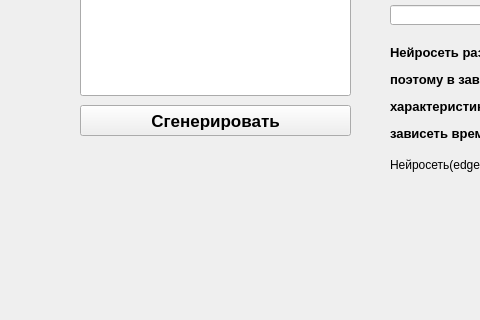
First picture: the form in mainWindows/Interface/ai_studio.ui, repository Roman4404/spanel, before the edit; both pictures show x 0 to 480 and y 185 to 505 of the 800 by 600 pixel window.
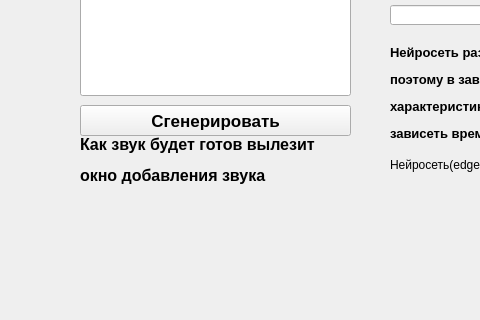
Second picture: the form after the edit.

Commit message: Add ai studio and fix key ui

```diff
--- a/mainWindows/Interface/ai_studio.ui
+++ b/mainWindows/Interface/ai_studio.ui
@@ -173,6 +173,19 @@
      <string>&lt;html&gt;&lt;head/&gt;&lt;body&gt;&lt;p&gt;Нейросеть(edge-tts):&lt;a href=&quot;https://github.com/rany2/edge-tts?tab=readme-ov-file&quot;&gt;&lt;span style=&quot; text-decoration: underline; color:#0000ff;&quot;&gt;Ссылка на GitHub&lt;/span&gt;&lt;/a&gt;&lt;/p&gt;&lt;/body&gt;&lt;/html&gt;</string>
     </property>
    </widget>
+   <widget class="QLabel" name="label_4">
+    <property name="geometry">
+     <rect>
+      <x>80</x>
+      <y>320</y>
+      <width>261</width>
+      <height>51</height>
+     </rect>
+    </property>
+    <property name="text">
+     <string>&lt;html&gt;&lt;head/&gt;&lt;body&gt;&lt;p&gt;&lt;span style=&quot; font-size:12pt; font-weight:600;&quot;&gt;Как звук будет готов вылезит&lt;/span&gt;&lt;/p&gt;&lt;p&gt;&lt;span style=&quot; font-size:12pt; font-weight:600;&quot;&gt;окно добавления звука&lt;/span&gt;&lt;/p&gt;&lt;/body&gt;&lt;/html&gt;</string>
+    </property>
+   </widget>
   </widget>
   <widget class="QMenuBar" name="menubar">
    <property name="geometry">
```
The commit also changes 2 other files.
